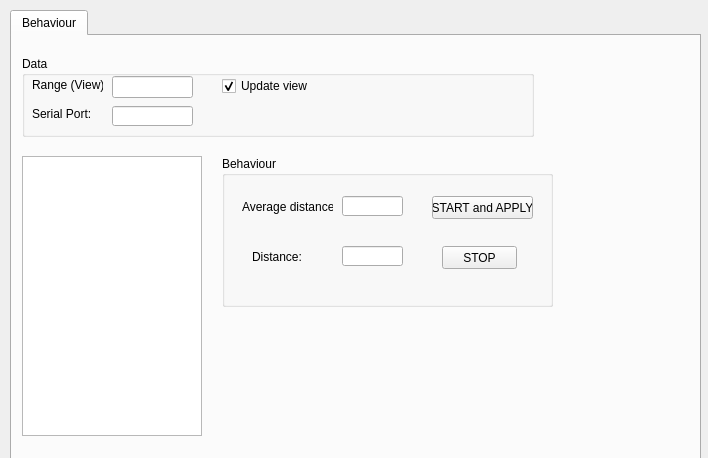
First picture: the form in Hanse/Behaviour_WallFollowing/wallfollowingform.ui, repository iti-luebeck/HANSE2011, before the edit.
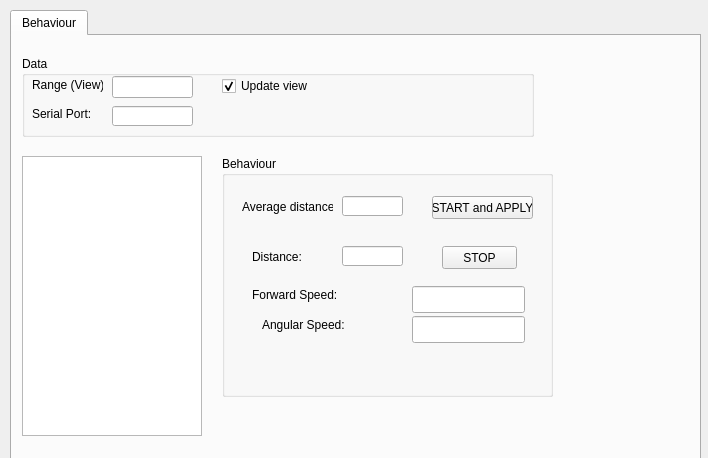
Second picture: the form after the edit.

What changed in the file:
```diff
--- a/Hanse/Behaviour_WallFollowing/wallfollowingform.ui
+++ b/Hanse/Behaviour_WallFollowing/wallfollowingform.ui
@@ -138,7 +138,7 @@
        <x>210</x>
        <y>120</y>
        <width>331</width>
-       <height>151</height>
+       <height>241</height>
       </rect>
      </property>
      <property name="title">
@@ -222,6 +222,52 @@
        <bool>false</bool>
       </property>
      </widget>
+     <widget class="QLabel" name="label">
+      <property name="geometry">
+       <rect>
+        <x>30</x>
+        <y>130</y>
+        <width>111</width>
+        <height>17</height>
+       </rect>
+      </property>
+      <property name="text">
+       <string>Forward Speed:</string>
+      </property>
+     </widget>
+     <widget class="QLabel" name="label_5">
+      <property name="geometry">
+       <rect>
+        <x>40</x>
+        <y>160</y>
+        <width>121</width>
+        <height>17</height>
+       </rect>
+      </property>
+      <property name="text">
+       <string>Angular Speed:</string>
+      </property>
+     </widget>
+     <widget class="QLineEdit" name="forwardInput">
+      <property name="geometry">
+       <rect>
+        <x>190</x>
+        <y>130</y>
+        <width>113</width>
+        <height>27</height>
+       </rect>
+      </property>
+     </widget>
+     <widget class="QLineEdit" name="angularSpeed">
+      <property name="geometry">
+       <rect>
+        <x>190</x>
+        <y>160</y>
+        <width>113</width>
+        <height>27</height>
+       </rect>
+      </property>
+     </widget>
     </widget>
    </widget>
   </widget>
```
